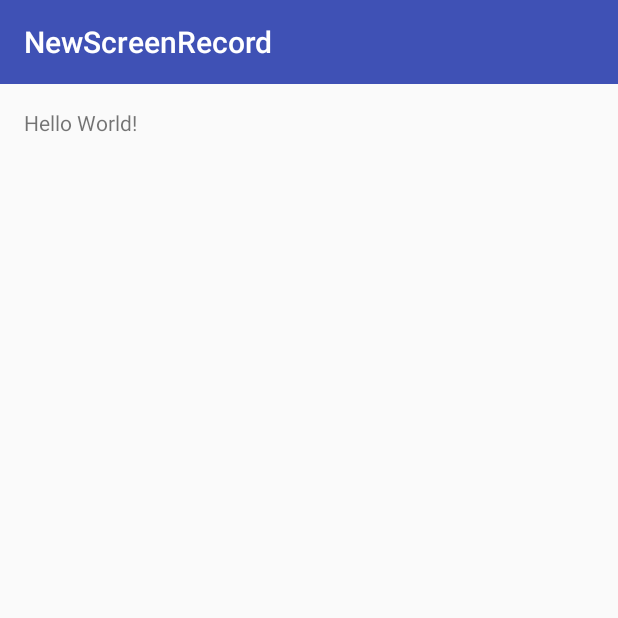
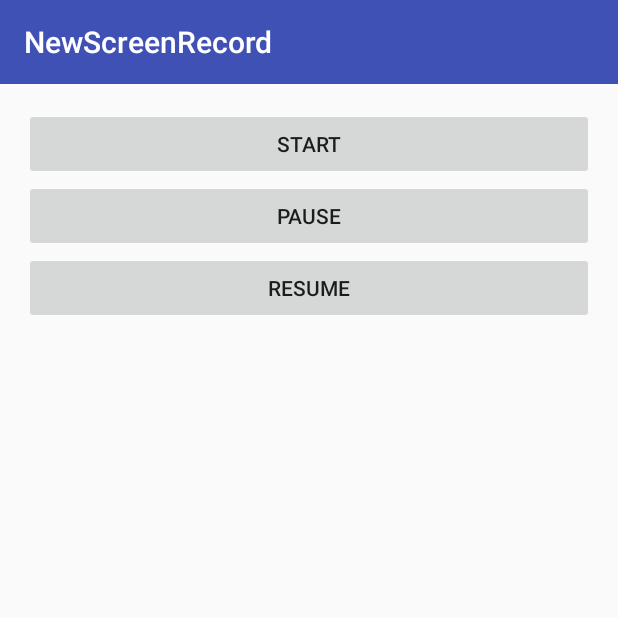
Before and after one commit to xingfeng2010/NewScreenRecord, an Android app: the screen it shows after launch (MainActivity), on a phone screen of 412 x 824 dp, the top half of it. Run offline under Robolectric (Android 15) with nearby library versions, the phone set to English and light mode, and no system bars; 4 statements that could not run were skipped.

```diff
--- a/app/src/main/res/layout/activity_main.xml
+++ b/app/src/main/res/layout/activity_main.xml
@@ -1,17 +1,34 @@
 <?xml version="1.0" encoding="utf-8"?>
-<RelativeLayout xmlns:android="http://schemas.android.com/apk/res/android"
+<LinearLayout xmlns:android="http://schemas.android.com/apk/res/android"
     xmlns:tools="http://schemas.android.com/tools"
     android:id="@+id/activity_main"
     android:layout_width="match_parent"
     android:layout_height="match_parent"
+    android:orientation="vertical"
     android:paddingBottom="@dimen/activity_vertical_margin"
     android:paddingLeft="@dimen/activity_horizontal_margin"
     android:paddingRight="@dimen/activity_horizontal_margin"
     android:paddingTop="@dimen/activity_vertical_margin"
     tools:context="com.letv.leauto.ecolink.ui.MainActivity">
 
-    <TextView
-        android:layout_width="wrap_content"
+<Button
+    android:id="@+id/start"
+    android:layout_width="match_parent"
+    android:layout_height="wrap_content"
+    android:text="START"
+    android:onClick="buttonClick"/>
+
+    <Button
+        android:id="@+id/pause"
+        android:layout_width="match_parent"
         android:layout_height="wrap_content"
-        android:text="Hello World!" />
-</RelativeLayout>
+        android:text="PAUSE"
+        android:onClick="buttonClick"/>
+
+    <Button
+        android:id="@+id/resume"
+        android:layout_width="match_parent"
+        android:layout_height="wrap_content"
+        android:text="RESUME"
+        android:onClick="buttonClick"/>
+</LinearLayout>
```
Also changed, not shown: app/src/main/AndroidManifest.xml (+8 -0 lines), app/src/main/java/com/letv/leauto/ecolink/ui/MainActivity.java (+19 -8 lines), lib_link_lightcar/src/main/AndroidManifest.xml (+0 -7 lines), lib_link_lightcar/src/main/java/com/leauto/link/lightcar/ScreenRecordActivity.java (+9 -4 lines), lib_link_lightcar/src/main/java/com/leauto/link/lightcar/protocol/DataSendManager.java (+20 -0 lines), lib_link_lightcar/src/main/java/com/leauto/link/lightcar/service/SendDataService.java (+11 -0 lines), app/src/main/res/xml/usbdev_extern_filter.xml (renamed from lib_link_lightcar/src/main/res/xml/usbdev_extern_filter.xml), lib_link_lightcar/src/main/aidl/com/leauto/link/lightcar/ISendDataInterface.aidl, 65 other files.
